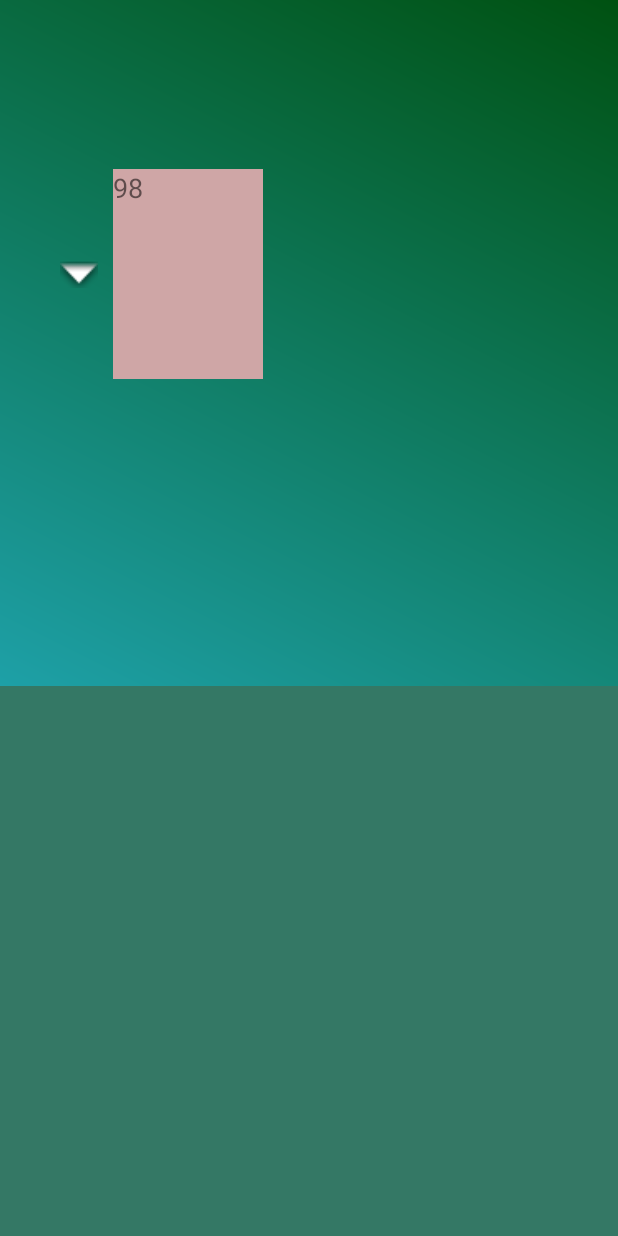
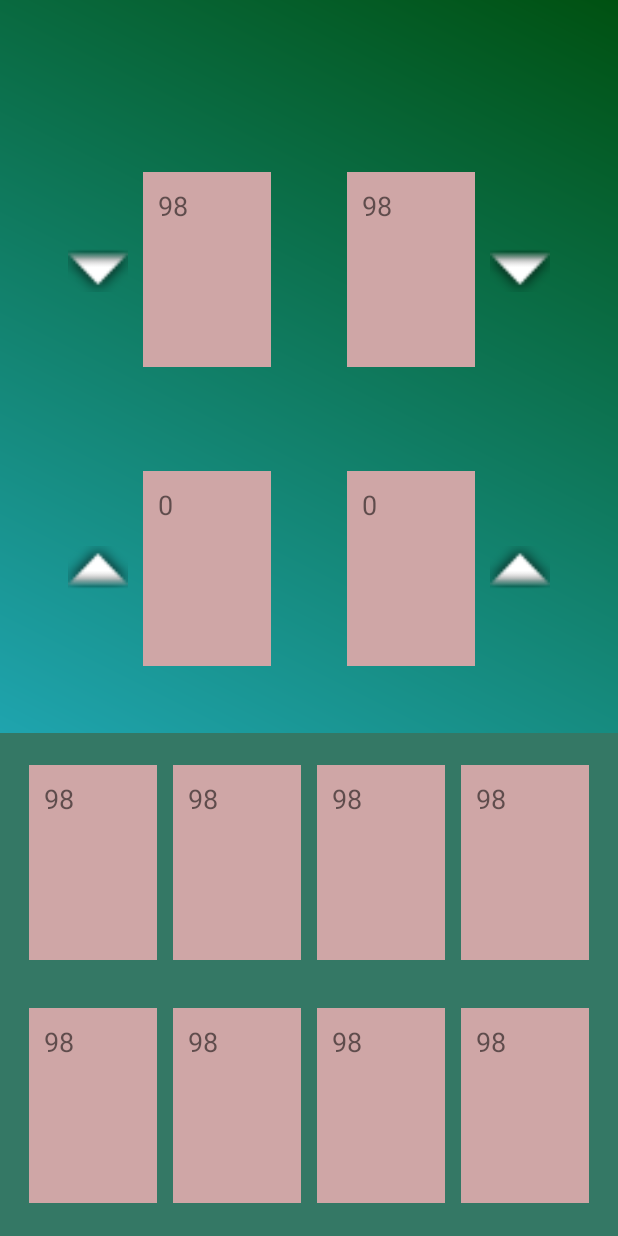
Before and after one commit to ShortyLogos/97-cards, an Android app: the screen it shows after launch (MainActivity), on a phone screen of 412 x 824 dp. Run offline under Robolectric (Android 15) with nearby library versions, the phone set to English and light mode, and no system bars.

Commit message:
layout work

```diff
--- a/app/src/main/res/layout/activity_main.xml
+++ b/app/src/main/res/layout/activity_main.xml
@@ -13,15 +13,16 @@
         android:id="@+id/zoneInfo"
         android:layout_width="match_parent"
         android:layout_height="0dp"
-        android:layout_weight="1"
+        android:layout_weight="0.85"
         android:orientation="horizontal"></LinearLayout>
 
     <LinearLayout
         android:id="@+id/zonePile"
         android:layout_width="match_parent"
         android:layout_height="0dp"
-        android:layout_weight="4"
-        android:orientation="vertical">
+        android:layout_weight="5"
+        android:orientation="vertical"
+        android:padding="10dp">
 
         <LinearLayout
             android:id="@+id/rangeePile1"
@@ -41,16 +42,17 @@
 
                 <ImageView
                     android:id="@+id/imageView"
-                    android:layout_width="25dp"
-                    android:layout_height="25dp"
+                    android:layout_width="40dp"
+                    android:layout_height="40dp"
                     android:layout_margin="10dp"
                     app:srcCompat="@android:drawable/arrow_down_float" />
 
                 <TextView
                     android:id="@+id/textView"
-                    android:layout_width="100dp"
-                    android:layout_height="140dp"
+                    android:layout_width="85dp"
+                    android:layout_height="130dp"
                     android:background="#CFA6A6"
+                    android:padding="10dp"
                     android:text="98"
                     android:textSize="18dp" />
             </LinearLayout>
@@ -60,7 +62,27 @@
                 android:layout_width="0dp"
                 android:layout_height="match_parent"
                 android:layout_weight="1"
-                android:orientation="horizontal"></LinearLayout>
+                android:gravity="center"
+                android:orientation="horizontal">
+
+                <TextView
+                    android:id="@+id/textView11"
+                    android:layout_width="85dp"
+                    android:layout_height="130dp"
+                    android:layout_weight="0"
+                    android:background="#CFA6A6"
+                    android:padding="10dp"
+                    android:text="98"
+                    android:textSize="18dp" />
+
+                <ImageView
+                    android:id="@+id/imageView3"
+                    android:layout_width="40dp"
+                    android:layout_height="40dp"
+                    android:layout_margin="10dp"
+                    android:layout_weight="0"
+                    app:srcCompat="@android:drawable/arrow_down_float" />
+            </LinearLayout>
         </LinearLayout>
 
         <LinearLayout
@@ -75,8 +97,25 @@
                 android:layout_width="0dp"
                 android:layout_height="match_parent"
                 android:layout_weight="1"
-                android:orientation="horizontal">
+                android:gravity="center"
+                android:orientation="horizontal"
+                android:padding="10dp">
 
+                <ImageView
+                    android:id="@+id/imageView2"
+                    android:layout_width="40dp"
+                    android:layout_height="40dp"
+                    android:layout_margin="10dp"
+                    app:srcCompat="@android:drawable/arrow_up_float" />
+
+                <TextView
+                    android:id="@+id/textView10"
+                    android:layout_width="85dp"
+                    android:layout_height="130dp"
+                    android:background="#CFA6A6"
+                    android:padding="10dp"
+                    android:text="0"
+                    android:textSize="18dp" />
             </LinearLayout>
 
             <LinearLayout
@@ -84,7 +123,25 @@
                 android:layout_width="0dp"
                 android:layout_height="match_parent"
                 android:layout_weight="1"
-                android:orientation="horizontal"></LinearLayout>
+                android:gravity="center"
+                android:orientation="horizontal">
+
+                <TextView
+                    android:id="@+id/textView12"
+                    android:layout_width="85dp"
+                    android:layout_height="130dp"
+                    android:background="#CFA6A6"
+                    android:padding="10dp"
+                    android:text="0"
+                    android:textSize="18dp" />
+
+                <ImageView
+                    android:id="@+id/imageView4"
+                    android:layout_width="40dp"
+                    android:layout_height="40dp"
+                    android:layout_margin="10dp"
+                    app:srcCompat="@android:drawable/arrow_up_float" />
+            </LinearLayout>
 
         </LinearLayout>
 
@@ -96,21 +153,108 @@
         android:layout_height="0dp"
         android:layout_weight="4"
         android:background="#347865"
-        android:orientation="vertical">
+        android:orientation="vertical"
+        android:padding="5dp">
 
         <LinearLayout
             android:id="@+id/rangeeMain1"
             android:layout_width="match_parent"
             android:layout_height="0dp"
             android:layout_weight="1"
-            android:orientation="horizontal"></LinearLayout>
+            android:gravity="center"
+            android:orientation="horizontal"
+            android:padding="10dp">
+
+            <TextView
+                android:id="@+id/textView2"
+                android:layout_width="85dp"
+                android:layout_height="130dp"
+                android:layout_margin="5dp"
+                android:background="#CFA6A6"
+                android:padding="10dp"
+                android:text="98"
+                android:textSize="18dp" />
+
+            <TextView
+                android:id="@+id/textView3"
+                android:layout_width="85dp"
+                android:layout_height="130dp"
+                android:layout_margin="5dp"
+                android:background="#CFA6A6"
+                android:padding="10dp"
+                android:text="98"
+                android:textSize="18dp" />
+
+            <TextView
+                android:id="@+id/textView4"
+                android:layout_width="85dp"
+                android:layout_height="130dp"
+                android:layout_margin="5dp"
+                android:background="#CFA6A6"
+                android:padding="10dp"
+                android:text="98"
+                android:textSize="18dp" />
+
+            <TextView
+                android:id="@+id/textView5"
+                android:layout_width="85dp"
+                android:layout_height="130dp"
+                android:layout_margin="5dp"
+                android:background="#CFA6A6"
+                android:padding="10dp"
+                android:text="98"
+                android:textSize="18dp" />
+        </LinearLayout>
 
         <LinearLayout
             android:id="@+id/rangeeMain2"
             android:layout_width="match_parent"
             android:layout_height="0dp"
             android:layout_weight="1"
-            android:orientation="horizontal"></LinearLayout>
+            android:gravity="center"
+            android:orientation="horizontal"
+            android:padding="10dp">
+
+            <TextView
+                android:id="@+id/textView6"
+                android:layout_width="85dp"
+                android:layout_height="130dp"
+                android:layout_margin="5dp"
+                android:background="#CFA6A6"
+                android:padding="10dp"
+                android:text="98"
+                android:textSize="18dp" />
+
+            <TextView
+                android:id="@+id/textView7"
+                android:layout_width="85dp"
+                android:layout_height="130dp"
+                android:layout_margin="5dp"
+                android:background="#CFA6A6"
+                android:padding="10dp"
+                android:text="98"
+                android:textSize="18dp" />
+
+            <TextView
+                android:id="@+id/textView8"
+                android:layout_width="85dp"
+                android:layout_height="130dp"
+                android:layout_margin="5dp"
+                android:background="#CFA6A6"
+                android:padding="10dp"
+                android:text="98"
+                android:textSize="18dp" />
+
+            <TextView
+                android:id="@+id/textView9"
+                android:layout_width="85dp"
+                android:layout_height="130dp"
+                android:layout_margin="5dp"
+                android:background="#CFA6A6"
+                android:padding="10dp"
+                android:text="98"
+                android:textSize="18dp" />
+        </LinearLayout>
 
     </LinearLayout>
 
```
